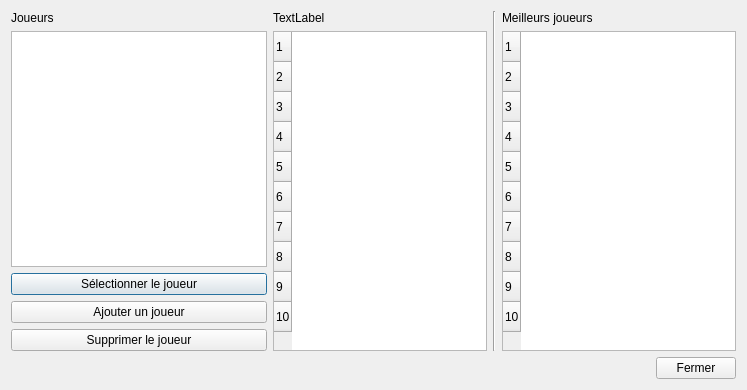
wolce/CaCasseTroisPattesAUnMillePattes, file src/joueursdialog.ui: the form before one commit.
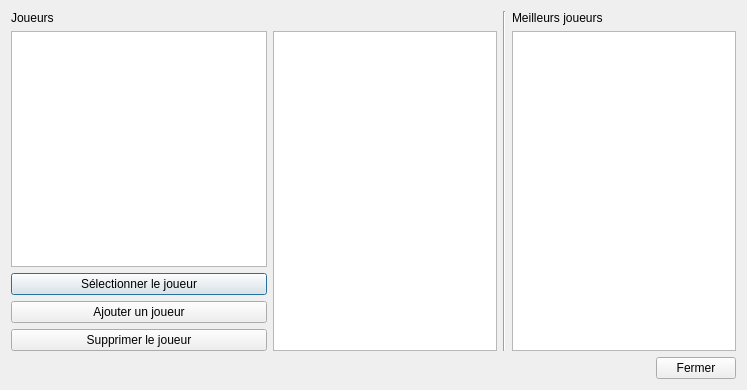
The form after the commit.

```diff
--- a/src/joueursdialog.ui
+++ b/src/joueursdialog.ui
@@ -62,7 +62,7 @@
          <item>
           <widget class="QLabel" name="label_3">
            <property name="text">
-            <string>TextLabel</string>
+            <string/>
            </property>
           </widget>
          </item>
@@ -99,7 +99,7 @@
             <bool>false</bool>
            </attribute>
            <attribute name="verticalHeaderVisible">
-            <bool>true</bool>
+            <bool>false</bool>
            </attribute>
            <attribute name="verticalHeaderCascadingSectionResizes">
             <bool>true</bool>
@@ -186,7 +186,7 @@
             <bool>false</bool>
            </attribute>
            <attribute name="verticalHeaderVisible">
-            <bool>true</bool>
+            <bool>false</bool>
            </attribute>
            <attribute name="verticalHeaderCascadingSectionResizes">
             <bool>true</bool>
```
Left out of the diff: 61 changed lines with no effect on the pictures.
